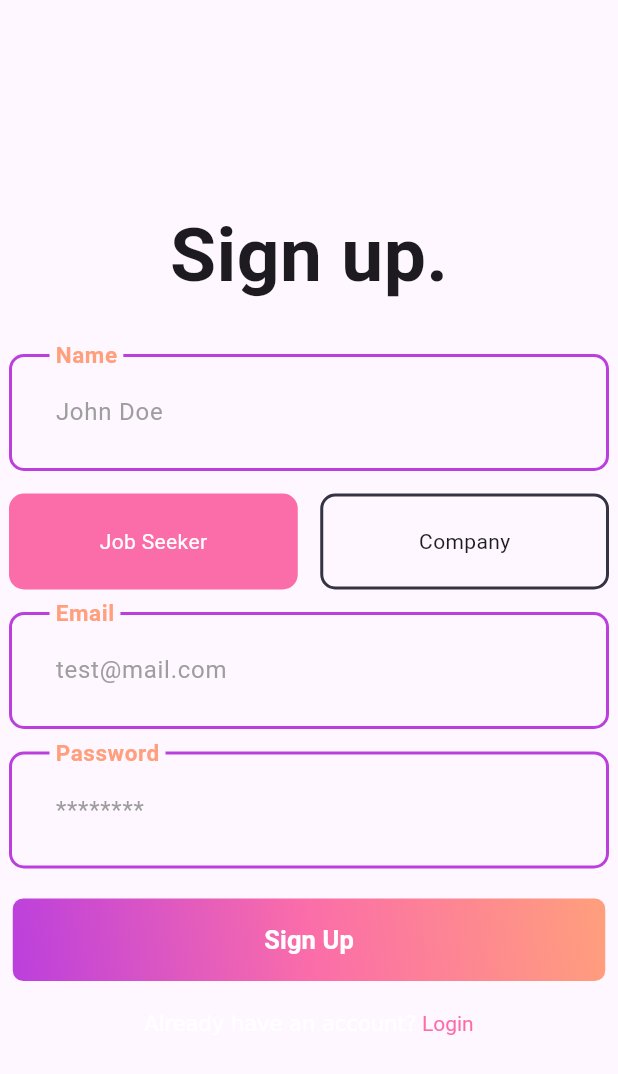
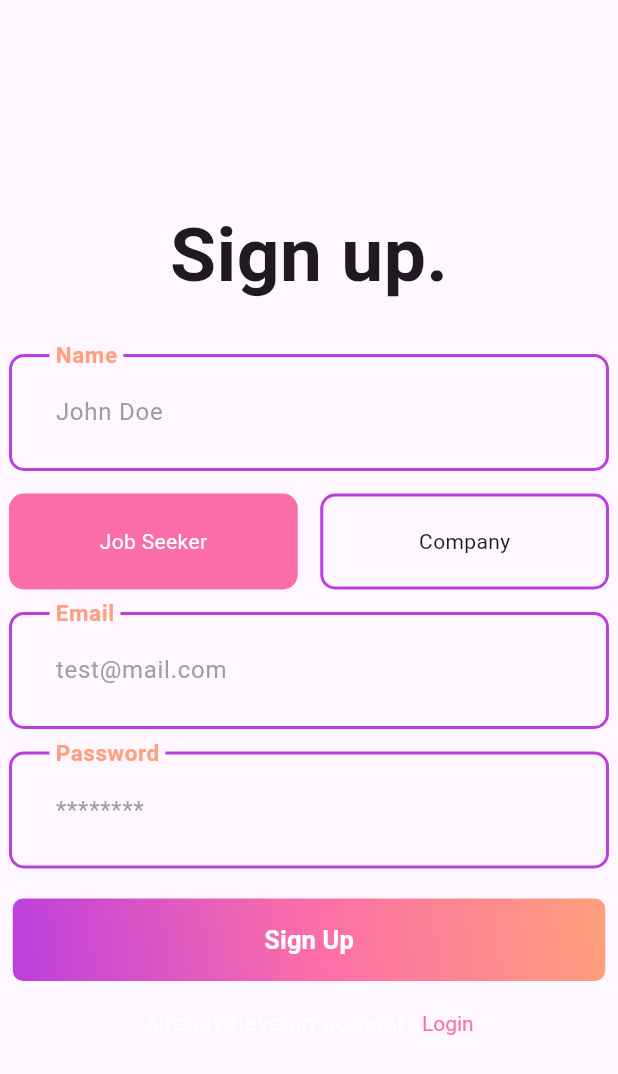
Before and after one commit to edwinkesuma/JobBoard-Flutter, a Flutter app: the RegisterPage screen opened by its route, on a phone screen of 412 x 824 dp. Shown: the top 1074 px of the screen. Run offline on Flutter 3.47's test engine with Material 3 defaults, Android fonts, the phone set to English and light mode, and no system bars; our stand-ins replace bloc, dartz, dio, equatable, flutter_bloc, flutter_secure_storage and 4 more; accounts and stored records are empty.

Commit message:
fix: change job role button color on unselected

```diff
--- a/lib/features/auth/presentation/widgets/role_button.dart
+++ b/lib/features/auth/presentation/widgets/role_button.dart
@@ -38,7 +38,7 @@ class RoleButton extends StatelessWidget {
               padding: EdgeInsets.symmetric(vertical: 20),
               decoration: BoxDecoration(
                 borderRadius: BorderRadius.circular(10),
-                border: Border.all(color: AppColor.borderColor, width: 2),
+                border: Border.all(color: AppColor.gradient1, width: 2),
               ),
               child: Center(child: Text(label)),
             ),
```
